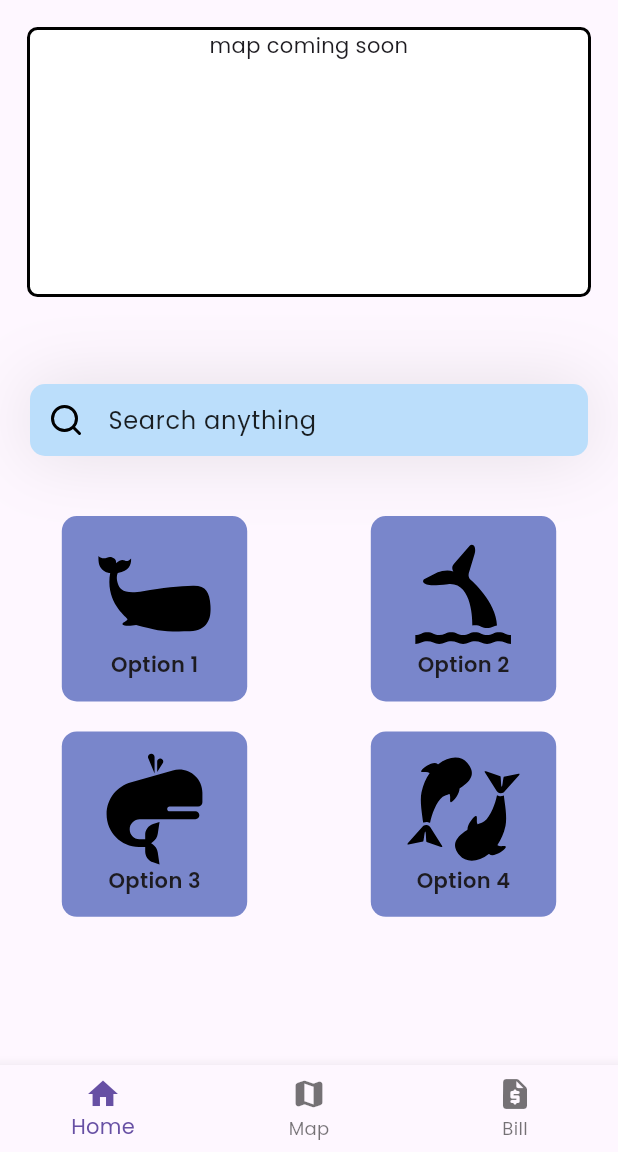
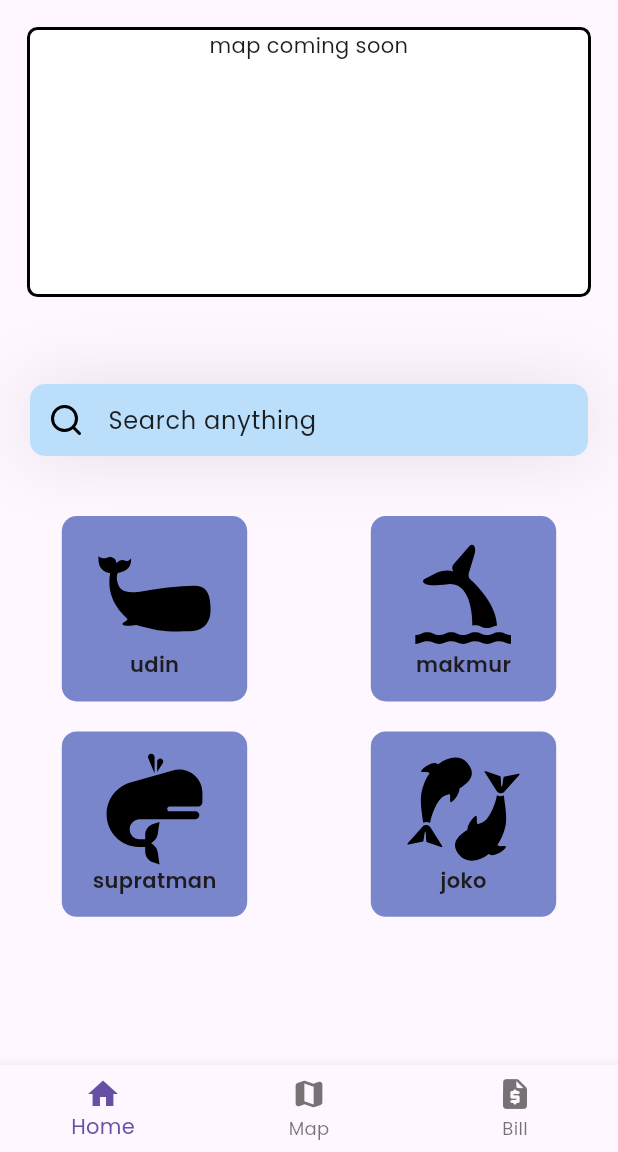
Before and after one commit to AstericsDS/savethewhales, a Flutter app: the screen it shows after launch, on a phone screen of 412 x 824 dp, the part 84-1236 px from its top. Run offline on Flutter 3.47's test engine with Material 3 defaults, Android fonts, the phone set to English and light mode, and no system bars; our stand-ins replace flutter_svg.

Commit message:
fixing some issue

```diff
--- a/lib/pages/home.dart
+++ b/lib/pages/home.dart
@@ -6,8 +6,6 @@ class Homepage extends StatelessWidget {
 
   @override
   Widget build(BuildContext context) {
-    double screenWidth = MediaQuery.of(context).size.width;
-    double boxSize = screenWidth * 0.3;
     return Scaffold(
       appBar: theAppBar(),
       body: Column(
@@ -34,20 +32,24 @@ class Homepage extends StatelessWidget {
           ),
 
           // INI BUAT CLASS BARU
-          // Row(
-          //   mainAxisAlignment: MainAxisAlignment.spaceAround,
-          //   children: [
-          //     const Mainmenu(name: 'udin', ukuran: 100),
-          //     const Mainmenu(name: 'makmur', ukuran: 100),
-          //   ]
-          // ),Row(
-          //   mainAxisAlignment: MainAxisAlignment.spaceAround,
-          //   children: [
-          //     const Mainmenu(name: 'supratman', ukuran: 100),
-          //     const Mainmenu(name: 'joko', ukuran: 100),
-          //   ],
-          // )
-          mainMenu(boxSize),
+          Row(
+            mainAxisAlignment: MainAxisAlignment.spaceAround,
+            children: [
+              const Whales(name: 'udin', image: 'assets/svgs/whale-1.svg'),
+              const Whales(name: 'makmur', image: 'assets/svgs/whale-2.svg'),
+            ]
+          ),
+          SizedBox(
+                height: 20,
+              ),
+          Row(
+            mainAxisAlignment: MainAxisAlignment.spaceAround,
+            children: [
+              const Whales(name: 'supratman', image: 'assets/svgs/whale-3.svg'),
+              const Whales(name: 'joko', image: 'assets/svgs/whale-4.svg'),
+            ],
+          )
+          // mainMenu(boxSize),
         ],
       ),
       bottomNavigationBar: BottomNavigationBar(items: [
@@ -255,23 +257,25 @@ class Homepage extends StatelessWidget {
   }
 }
 
-class Mainmenu extends StatelessWidget{
-  const Mainmenu ({
+class Whales extends StatelessWidget{
+  const Whales ({
     super.key,
     required this.name,
-    required this.ukuran
+    required this.image
     });
 
     final String name;
-    final double ukuran;
+    final String image;
 
   @override
   Widget build(BuildContext context){
+    double screenWidth = MediaQuery.of(context).size.width;
+    double boxSize = screenWidth * 0.3;
     return Column(
       children: [
               Container(
-                width: ukuran,
-                height: ukuran,
+                width: boxSize,
+                height: boxSize,
                 decoration: BoxDecoration(
                   color: Colors.indigo[300],
                   borderRadius: BorderRadius.circular(10),
@@ -281,12 +285,12 @@ class Mainmenu extends StatelessWidget{
                   mainAxisAlignment: MainAxisAlignment.center,
                   children: [
                     SvgPicture.asset(
-                      'assets/svgs/whale-1.svg',
+                      image,
                       width: 75,
                       height: 75,
                     ),
                     Text(
-                      'Option 1',
+                      name,
                       style: TextStyle(
                         fontWeight: FontWeight.w600,
                       ),
--- a/lib/template/Mainmenu.dart
+++ b/lib/template/Mainmenu.dart
@@ -27,7 +27,7 @@ class Mainmenu extends StatelessWidget{
                   mainAxisAlignment: MainAxisAlignment.center,
                   children: [
                     SvgPicture.asset(
-                      'assets/svgs/whale-1.svg',
+                      'assets/svgs/img-box.svg',
                       width: 75,
                       height: 75,
                     ),
```
